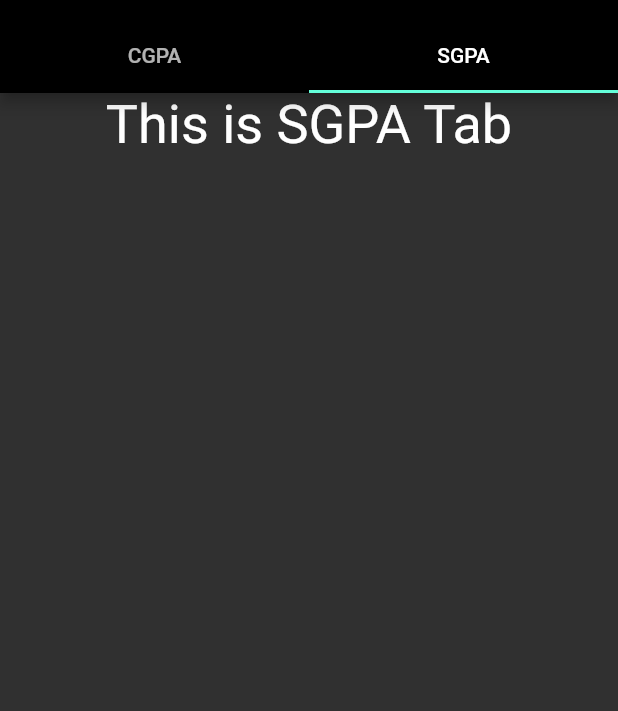
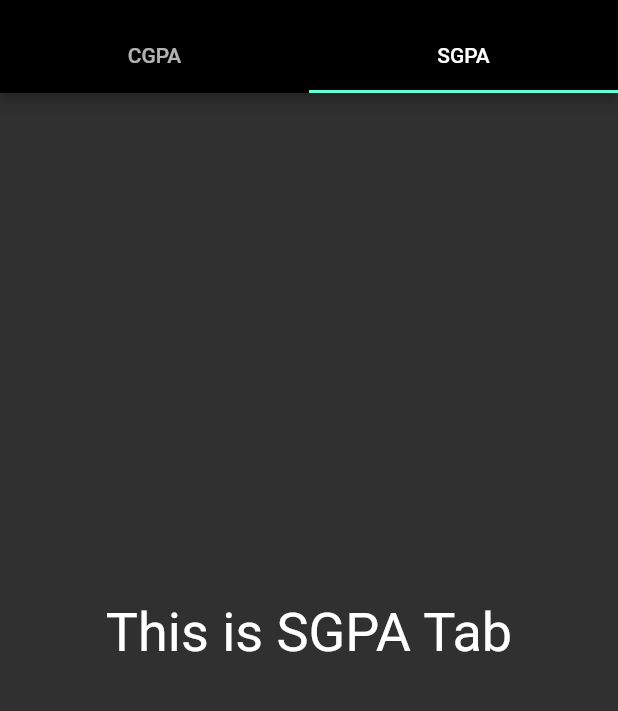
Before and after one commit to Kemosabe2911/ktu_app_flutter, a Flutter app: the screen it shows after launch, tab 2 chosen, on a phone screen of 412 x 824 dp, the part 63-774 px from its top. Run offline on Flutter 3.47's test engine with Material 2 defaults, Android fonts, the phone set to English and light mode, and no system bars.

Commit message:
Update sgpa tab

```diff
--- a/ktu_help/lib/main.dart
+++ b/ktu_help/lib/main.dart
@@ -72,8 +72,8 @@ class _MyTabbedPageState extends State<MyTabbedPage> with SingleTickerProviderSt
           /*Text('Selected Semester',style: const TextStyle(fontSize: 25), textAlign: TextAlign.center),
           Text('This is SGPA Tab',style: const TextStyle(fontSize: 36),textAlign: TextAlign.center,),*/
           CgpaPage(),
-          Text('This is SGPA Tab',style: const TextStyle(fontSize: 36),textAlign: TextAlign.center,),
-          //SgpaPage(),
+          //Text('This is SGPA Tab',style: const TextStyle(fontSize: 36),textAlign: TextAlign.center,),
+          SgpaPage(),
 
         ]),/*myTabs.map((Tab tab) {
           final String label = tab.text.toLowerCase();
@@ -136,17 +136,25 @@ class _CgpaPageState extends State<CgpaPage>{
         return Scaffold(
           body: Container(
             child: Center(
-              child: Text('CGPA Tab',style: const TextStyle(fontSize: 36, color: Colors.white,), textAlign: TextAlign.center,),),
+              child: Text('This is CGPA Tab',style: const TextStyle(fontSize: 36, color: Colors.white,), textAlign: TextAlign.center,),),
             ),
         );
   }
 }
 
-/*class SgpaPage extends StatefulWidget{
+class SgpaPage extends StatefulWidget{
   @override
   _SgpaPageState createState() => _SgpaPageState();
 }
 
-class _SgpaPageState extends State<CgpaPage>{
-
-}*/
+class _SgpaPageState extends State<SgpaPage>{
+  @override
+      Widget build(BuildContext context){
+        return Scaffold(
+          body: Container(
+            child: Center(
+              child: Text('This is SGPA Tab',style: const TextStyle(fontSize: 36, color: Colors.white,), textAlign: TextAlign.center,),),
+            ),
+        );
+  }
+}
```
